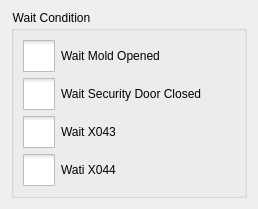
Above: hcinstruction/icwaitconditioneditor.ui from GaussCheng/2-5AxisPunch before the change. Below: the same form after it.
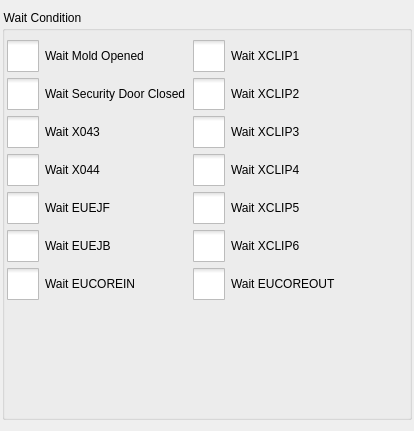
That is the form after the change. Icons and pictures are not drawn.

Patch:
```diff
--- a/hcinstruction/icwaitconditioneditor.ui
+++ b/hcinstruction/icwaitconditioneditor.ui
@@ -6,14 +6,20 @@
    <rect>
     <x>0</x>
     <y>0</y>
-    <width>258</width>
-    <height>204</height>
+    <width>414</width>
+    <height>431</height>
    </rect>
   </property>
   <property name="windowTitle">
    <string>Form</string>
   </property>
   <layout class="QVBoxLayout" name="verticalLayout">
+   <property name="leftMargin">
+    <number>2</number>
+   </property>
+   <property name="rightMargin">
+    <number>2</number>
+   </property>
    <item>
     <widget class="QGroupBox" name="groupBox">
      <property name="styleSheet">
@@ -48,8 +54,14 @@
      <property name="title">
       <string>Wait Condition</string>
      </property>
-     <layout class="QVBoxLayout" name="verticalLayout_2">
-      <item>
+     <layout class="QFormLayout" name="formLayout">
+      <property name="leftMargin">
+       <number>2</number>
+      </property>
+      <property name="rightMargin">
+       <number>2</number>
+      </property>
+      <item row="0" column="0">
        <widget class="QCheckBox" name="moldOpenedCheckBox">
         <property name="text">
          <string>Wait Mold Opened</string>
@@ -59,7 +71,7 @@
         </attribute>
        </widget>
       </item>
-      <item>
+      <item row="1" column="0">
        <widget class="QCheckBox" name="securityDoorCheckBox">
         <property name="text">
          <string>Wait Security Door Closed</string>
@@ -69,7 +81,7 @@
         </attribute>
        </widget>
       </item>
-      <item>
+      <item row="2" column="0">
        <widget class="QCheckBox" name="x043CheckBox">
         <property name="text">
          <string>Wait X043</string>
@@ -79,10 +91,110 @@
         </attribute>
        </widget>
       </item>
-      <item>
+      <item row="3" column="0">
        <widget class="QCheckBox" name="x044CheckBox">
         <property name="text">
-         <string>Wati X044</string>
+         <string>Wait X044</string>
+        </property>
+        <attribute name="buttonGroup">
+         <string>buttonGroup</string>
+        </attribute>
+       </widget>
+      </item>
+      <item row="0" column="1">
+       <widget class="QCheckBox" name="xclip1CheckBox">
+        <property name="text">
+         <string>Wait XCLIP1</string>
+        </property>
+        <attribute name="buttonGroup">
+         <string>buttonGroup</string>
+        </attribute>
+       </widget>
+      </item>
+      <item row="1" column="1">
+       <widget class="QCheckBox" name="xclip2CheckBox">
+        <property name="text">
+         <string>Wait XCLIP2</string>
+        </property>
+        <attribute name="buttonGroup">
+         <string>buttonGroup</string>
+        </attribute>
+       </widget>
+      </item>
+      <item row="2" column="1">
+       <widget class="QCheckBox" name="xclip3CheckBox">
+        <property name="text">
+         <string>Wait XCLIP3</string>
+        </property>
+        <attribute name="buttonGroup">
+         <string>buttonGroup</string>
+        </attribute>
+       </widget>
+      </item>
+      <item row="3" column="1">
+       <widget class="QCheckBox" name="xclip4CheckBox">
+        <property name="text">
+         <string>Wait XCLIP4</string>
+        </property>
+        <attribute name="buttonGroup">
+         <string>buttonGroup</string>
+        </attribute>
+       </widget>
+      </item>
+      <item row="4" column="1">
+       <widget class="QCheckBox" name="xclip5CheckBox">
+        <property name="text">
+         <string>Wait XCLIP5</string>
+        </property>
+        <attribute name="buttonGroup">
+         <string>buttonGroup</string>
+        </attribute>
+       </widget>
+      </item>
+      <item row="5" column="1">
+       <widget class="QCheckBox" name="xclip6CheckBox">
+        <property name="text">
+         <string>Wait XCLIP6</string>
+        </property>
+        <attribute name="buttonGroup">
+         <string>buttonGroup</string>
+        </attribute>
+       </widget>
+      </item>
+      <item row="4" column="0">
+       <widget class="QCheckBox" name="euejfCheckBox">
+        <property name="text">
+         <string>Wait EUEJF</string>
+        </property>
+        <attribute name="buttonGroup">
+         <string>buttonGroup</string>
+        </attribute>
+       </widget>
+      </item>
+      <item row="5" column="0">
+       <widget class="QCheckBox" name="euejbCheckBox">
+        <property name="text">
+         <string>Wait EUEJB</string>
+        </property>
+        <attribute name="buttonGroup">
+         <string>buttonGroup</string>
+        </attribute>
+       </widget>
+      </item>
+      <item row="6" column="0">
+       <widget class="QCheckBox" name="eucoreinCheckBox">
+        <property name="text">
+         <string>Wait EUCOREIN</string>
+        </property>
+        <attribute name="buttonGroup">
+         <string>buttonGroup</string>
+        </attribute>
+       </widget>
+      </item>
+      <item row="6" column="1">
+       <widget class="QCheckBox" name="eucoreoutCheckBox">
+        <property name="text">
+         <string>Wait EUCOREOUT</string>
         </property>
         <attribute name="buttonGroup">
          <string>buttonGroup</string>
```
